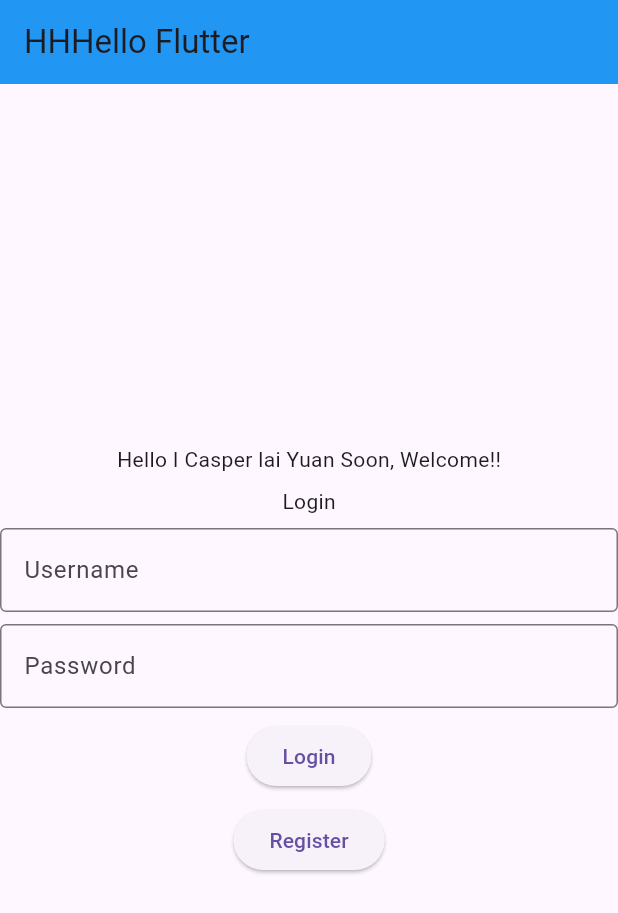
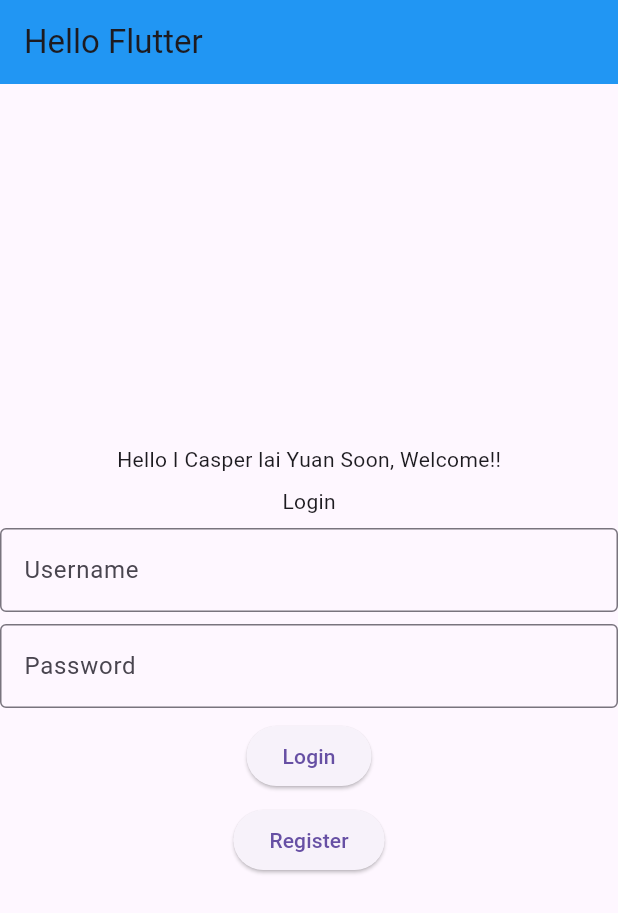
Before and after one commit to Casperlaiyuansoon/practical_one, a Flutter app: the screen it shows after launch, on a phone screen of 412 x 824 dp. Shown: the top 913 px of the screen. Run offline on Flutter 3.47's test engine with Material 3 defaults, Android fonts, the phone set to English and light mode, and no system bars.

Commit message:
change back to Hello

```diff
--- a/lib/main.dart
+++ b/lib/main.dart
@@ -12,7 +12,7 @@
     return MaterialApp(
       home: Scaffold(
         appBar:   AppBar(
-          title: const Text('HHHello Flutter'),
+          title: const Text('Hello Flutter'),
           backgroundColor: Colors.blue,
         ),
         body: Center(
```
